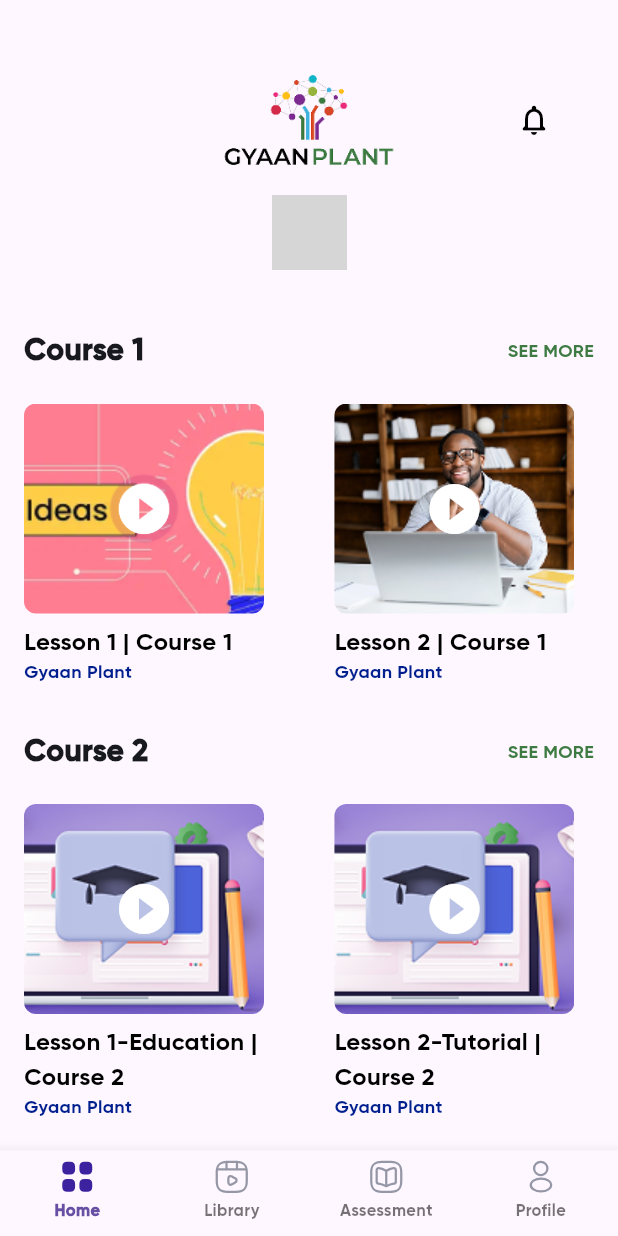
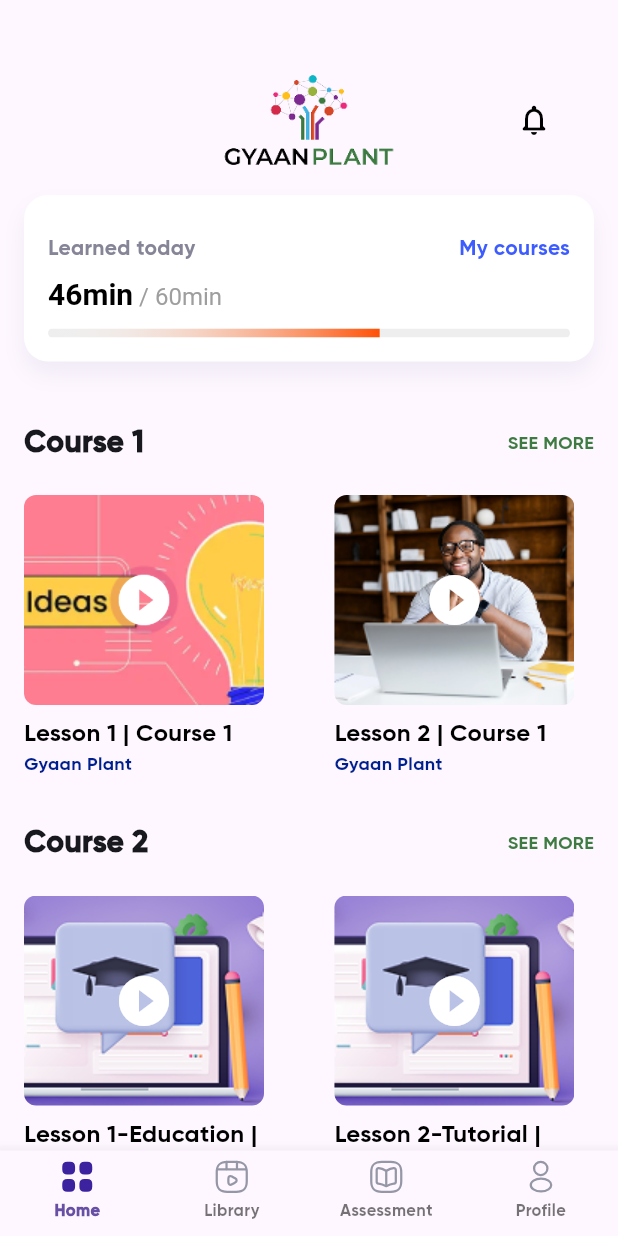
Before and after one commit to Yashgowda24/advaya_design2, a Flutter app: the HomeScreen screen opened directly, on a phone screen of 412 x 824 dp. Run offline on Flutter 3.47's test engine with Material 3 defaults, Android fonts, the phone set to English and light mode, and no system bars; our stand-ins replace flutter_otp_text_field, flutter_svg, fluttertoast, google_fonts, image_picker, video_player; grey boxes are pictures that could not be loaded.

Commit message:
update: progress indicator-home page

```diff
--- a/lib/views/home/home.dart
+++ b/lib/views/home/home.dart
@@ -111,12 +111,13 @@ class HomeContent extends StatelessWidget {
               ],
             ),
           ),
-          Center(
-            child: Image.asset(
-              'assets/images/home/Frame14.svg',
-              height: 50,
-            ),
-          ),
+          LearningProgressCard(),
+          // Center(
+          //   child: SvgPicture.asset(
+          //     'assets/images/home/Frame14.svg',
+          //     height: 50,
+          //   ),
+          // ),
           const SizedBox(height: 20),
           CourseSection(
             title: 'Course 1',
@@ -306,3 +307,114 @@ class LessonCard extends StatelessWidget {
     );
   }
 }
+
+class LearningProgressCard extends StatelessWidget {
+  const LearningProgressCard({super.key});
+
+  @override
+  Widget build(BuildContext context) {
+    double learnedMinutes = 46;
+    double totalMinutes = 60;
+    double progress = learnedMinutes / totalMinutes;
+
+    return Container(
+      padding: const EdgeInsets.all(16),
+      decoration: BoxDecoration(
+        color: Colors.white,
+        borderRadius: BorderRadius.circular(16),
+        boxShadow: const [
+          BoxShadow(
+            color: Color.fromRGBO(184, 184, 210, 0.2),
+            blurRadius: 12,
+            spreadRadius: 0,
+            offset: const Offset(0, 8),
+          ),
+        ],
+      ),
+      child: Column(
+        crossAxisAlignment: CrossAxisAlignment.start,
+        children: [
+          SizedBox(
+            height: 10,
+          ),
+          const Row(
+            children: [
+              Text(
+                "Learned today",
+                style: TextStyle(
+                  fontFamily: 'Gilroy',
+                  fontSize: 14.0,
+                  color: Color.fromRGBO(133, 133, 151, 1),
+                  fontWeight: FontWeight.w400,
+                ),
+              ),
+              Spacer(),
+              Text(
+                "My courses",
+                style: TextStyle(
+                  fontFamily: 'Gilroy',
+                  color: Color.fromRGBO(61, 92, 255, 1),
+                  fontWeight: FontWeight.w400,
+                ),
+              ),
+            ],
+          ),
+          const SizedBox(height: 8),
+          RichText(
+            text: TextSpan(
+              text: '${learnedMinutes.toInt()}min',
+              style: const TextStyle(
+                fontSize: 20,
+                fontWeight: FontWeight.bold,
+                color: Colors.black,
+              ),
+              children: [
+                TextSpan(
+                  text: ' / ${totalMinutes.toInt()}min',
+                  style: const TextStyle(
+                    fontSize: 16,
+                    color: Colors.grey,
+                    fontWeight: FontWeight.normal,
+                  ),
+                ),
+              ],
+            ),
+          ),
+          const SizedBox(height: 12),
+          // ClipRRect(
+          //   borderRadius: BorderRadius.circular(8),
+          //   child: LinearProgressIndicator(
+          //     value: progress,
+          //     minHeight: 6,
+          //     backgroundColor: Colors.grey.shade200,
+          //     valueColor: AlwaysStoppedAnimation<Color>(Colors.orange),
+          //   ),
+          // ),
+          ClipRRect(
+            borderRadius: BorderRadius.circular(8),
+            child: Stack(
+              children: [
+                Container(
+                  height: 6,
+                  color: Colors.grey.shade200,
+                ),
+                Container(
+                  height: 6,
+                  width: MediaQuery.of(context).size.width * 0.7 * progress,
+                  decoration: const BoxDecoration(
+                    gradient: LinearGradient(
+                      colors: [
+                        Color.fromRGBO(255, 255, 255, 0),
+                        Color.fromRGBO(255, 81, 6, 1),
+                      ],
+                    ),
+                  ),
+                ),
+              ],
+            ),
+          )
+        ],
+      ),
+    );
+  }
+}
```
